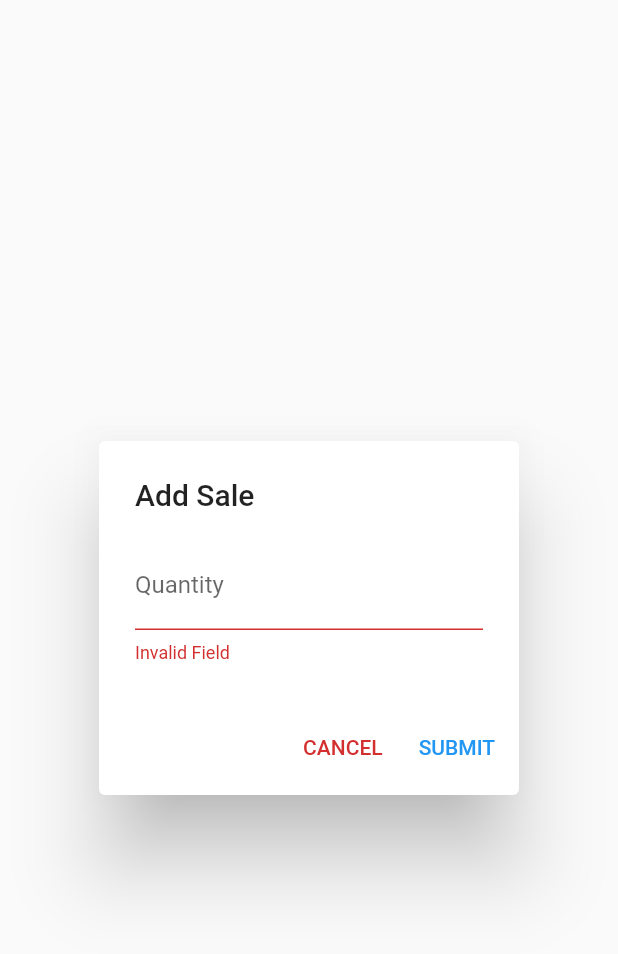
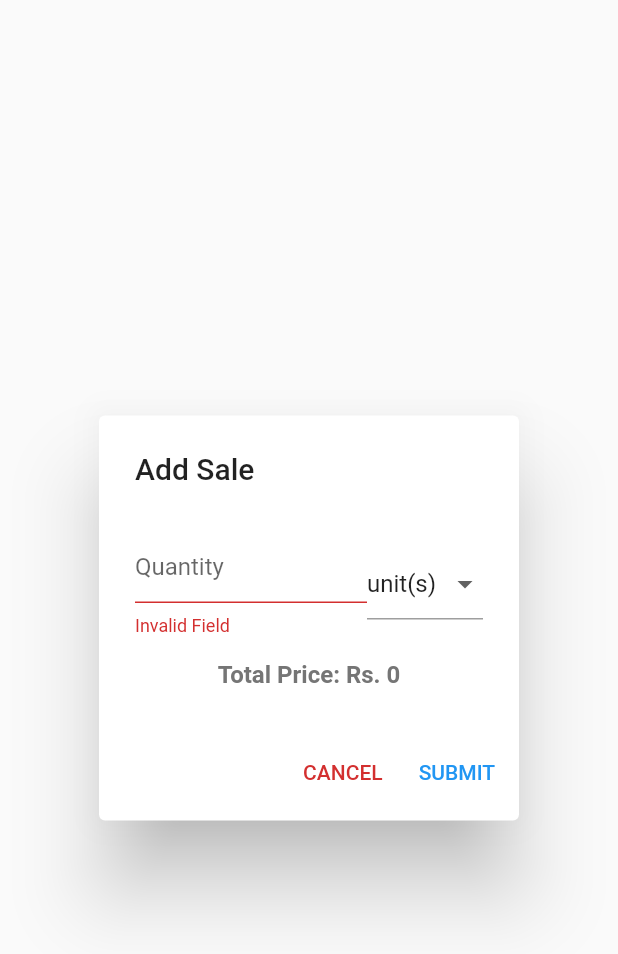
Before and after one commit to chrisd666/chrisander-bms, a Flutter app: the SaleDialogForm widget shown alone on an empty page, opened directly, after a tap on "SUBMIT", on a phone screen of 412 x 824 dp. Shown: the top 954 px of the screen. Run offline on Flutter 3.47's test engine with Material 2 defaults, Android fonts, the light colour scheme and no system bars; our stand-ins replace cloud_firestore, double_back_to_close_app, firebase_core, flutter_hooks; accounts and stored records are empty.

Commit message:
unit selector

```diff
--- a/lib/screens/sales_screen/sale_dialog_form.dart
+++ b/lib/screens/sales_screen/sale_dialog_form.dart
@@ -1,6 +1,7 @@
 import 'package:bms/models/sale.dart';
 import 'package:bms/models/product.dart';
 import 'package:bms/utils.dart';
+import 'package:bms/widgets/units_selection_button_field.dart';
 import 'package:flutter/material.dart';
 import 'package:flutter_hooks/flutter_hooks.dart';
 
@@ -18,35 +19,37 @@ class SaleDialogForm extends HookWidget {
 
   @override
   Widget build(BuildContext context) {
-    int? _totalPrice;
-    int _unitsInStock = 0;
+    final selectedUnit = useState<UnitType>(UnitType.unit);
+    final _totalPrice = useState(0);
+    int _unitsInStock = product == null ? 0 : product!.unitsInStock;
 
     void _handleTotalPrice() {
       if (product != null && isNumeric(_quantityController.text)) {
-        int totalPrice =
-            product!.unitPrice * int.parse(_quantityController.text);
+        int units = getNoOfUnits(
+            int.parse(_quantityController.text), selectedUnit.value);
+        int totalPrice = product!.unitPrice * units;
 
-        _totalPrice = totalPrice;
+        _totalPrice.value = totalPrice;
       } else {
-        _totalPrice = 0;
+        _totalPrice.value = 0;
       }
     }
 
     Future<void> _addSale() {
-      int totalSales = product!.totalSales == null
-          ? 0
-          : product!.totalSales! + int.parse(_quantityController.text);
+      int units =
+          getNoOfUnits(int.parse(_quantityController.text), selectedUnit.value);
+
+      int totalSales =
+          product!.totalSales == null ? 0 : product!.totalSales! + units;
 
       return Sale(
               productId: product!.id!,
-              quantity: int.parse(_quantityController.text),
-              totalPrice: _totalPrice!)
+              quantity: units,
+              totalPrice: _totalPrice.value)
           .add()
           .then((value) {
-        Product.update(product!.id!, {
-          "unitsInStock": _unitsInStock - int.parse(_quantityController.text),
-          "totalSales": totalSales
-        });
+        Product.update(product!.id!,
+            {"unitsInStock": _unitsInStock - units, "totalSales": totalSales});
       });
     }
 
@@ -62,10 +65,17 @@ class SaleDialogForm extends HookWidget {
     useEffect(() {
       _quantityController.text = sale == null ? "" : sale!.quantity.toString();
       _quantityController.addListener(_handleTotalPrice);
-      _unitsInStock = product == null ? 0 : product!.unitsInStock;
+      selectedUnit.addListener(_handleTotalPrice);
+      // _unitsInStock = product == null ? 0 : product!.unitsInStock;
+
+      print(_unitsInStock);
 
       return _disposeControllers;
     }, []);
+
+    // useEffect(() {
+    //   _handleTotalPrice();
+    // }, [selectedUnit]);
 
     return StatefulBuilder(builder: (context, setState) {
       return AlertDialog(
@@ -122,7 +132,12 @@ class SaleDialogForm extends HookWidget {
                 //       );
                 //     }),
 
-                TextFormField(
+                Container(
+                  margin: const EdgeInsets.only(top: 10),
+                  child: Row(children: [
+                    Expanded(
+                      flex: 2,
+                      child: TextFormField(
                         controller: _quantityController,
                         keyboardType: TextInputType.number,
                         validator: (value) {
@@ -135,14 +150,20 @@ class SaleDialogForm extends HookWidget {
                         decoration: const InputDecoration(
                             border: UnderlineInputBorder(),
                             labelText: "Quantity",
+                            contentPadding: EdgeInsets.all(0)),
                       ),
                     ),
+                    Expanded(
+                        child: UnitsSelectionButtonField(
+                      selectedUnit: selectedUnit,
+                    ))
+                  ]),
+                ),
 
-                if (_totalPrice != null)
                 Container(
                   margin: const EdgeInsets.only(top: 16),
                   child: Text(
-                      'Total Price: Rs. $_totalPrice',
+                    'Total Price: Rs. ${_totalPrice.value}',
                     style: TextStyle(
                         fontWeight: FontWeight.bold, color: Colors.grey[600]),
                   ),
```
Also changed, not shown: lib/screens/inventory_screen/inventory_dialog_form.dart (+3 -6 lines), lib/utils.dart (+10 -0 lines), lib/widgets/layout.dart (+7 -7 lines). Lines whose indentation alone changed are shown as unchanged.
